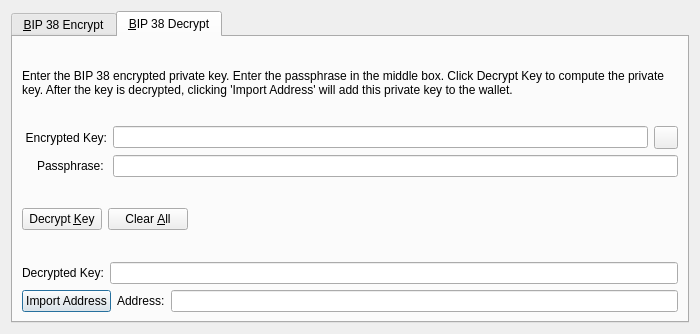
Before: the Qt Designer form src/qt/forms/bip38tooldialog.ui in WisprProject/core, drawn with Qt 5.
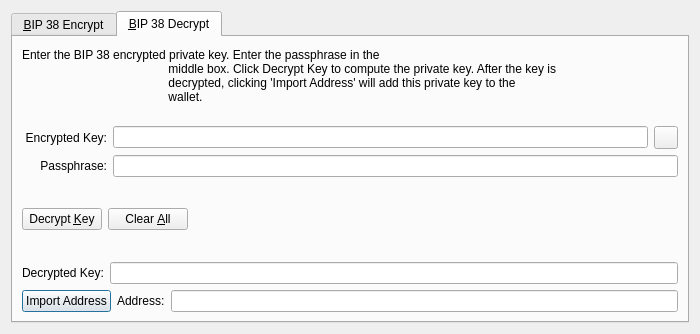
After: the same form once the commit is applied. Icons and pictures are not drawn. Custom widgets are drawn as their Qt base class.

What changed in the file:
```diff
--- a/src/qt/forms/bip38tooldialog.ui
+++ b/src/qt/forms/bip38tooldialog.ui
@@ -267,7 +267,11 @@
        <item>
         <widget class="QLabel" name="infoLabel_DEC">
          <property name="text">
-          <string>Enter the BIP 38 encrypted private key. Enter the passphrase in the middle box. Click Decrypt Key to compute the private key. After the key is decrypted, clicking 'Import Address' will add this private key to the wallet.</string>
+                                        <string>Enter the BIP 38 encrypted private key. Enter the passphrase in the
+                                            middle box. Click Decrypt Key to compute the private key. After the key is
+                                            decrypted, clicking 'Import Address' will add this private key to the
+                                            wallet.
+                                        </string>
          </property>
          <property name="textFormat">
           <enum>Qt::PlainText</enum>
@@ -335,7 +339,7 @@
             </size>
            </property>
            <property name="text">
-            <string>Passphrase: </string>
+                                                <string>Passphrase:</string>
            </property>
           </widget>
          </item>
```
Left out of the diff: 31 changed lines with no effect on the pictures. Lines whose indentation alone changed are shown as unchanged.
